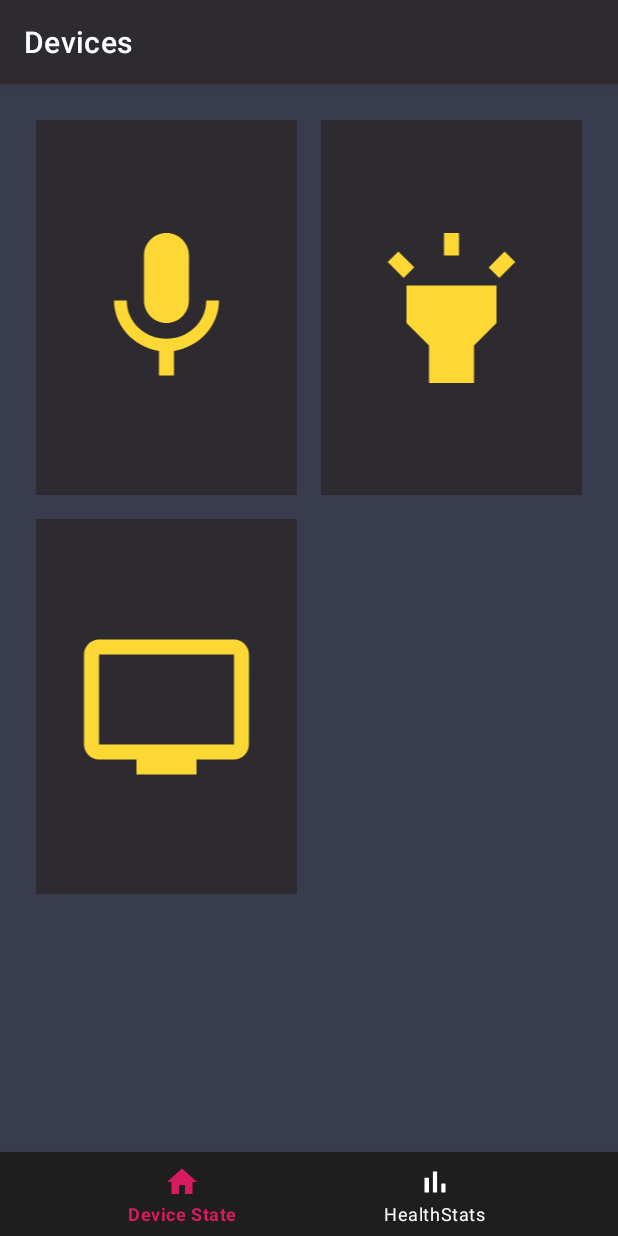
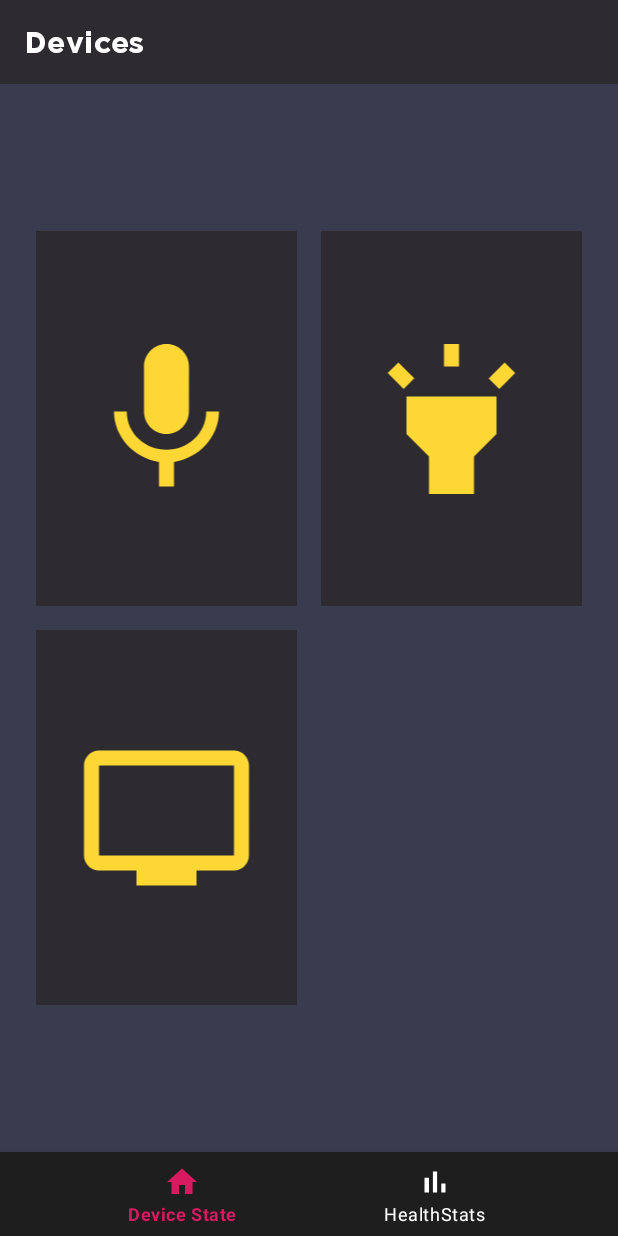
Before and after one commit to jasmeet0915/D.R.A.N.Z.E.R, an Android app: the screen it shows after launch (DranzerActivity), on a phone screen of 412 x 824 dp. Run offline under Robolectric (Android 15) with nearby library versions, the phone set to English and light mode, and no system bars; our stand-ins replace navigation-ui.

Commit message:
Adds toolbar styling for Dranzer

```diff
--- a/dranzer-app/app/src/main/java/com/developers/dranzer/ui/DranzerActivity.kt
+++ b/dranzer-app/app/src/main/java/com/developers/dranzer/ui/DranzerActivity.kt
@@ -1,15 +1,16 @@
 package com.developers.dranzer.ui
 
 import android.os.Bundle
-import android.view.View
 import androidx.appcompat.app.AppCompatActivity
+import androidx.appcompat.widget.Toolbar
 import androidx.navigation.findNavController
 import androidx.navigation.ui.AppBarConfiguration
+import androidx.navigation.ui.NavigationUI
 import androidx.navigation.ui.navigateUp
-import androidx.navigation.ui.setupActionBarWithNavController
 import androidx.navigation.ui.setupWithNavController
 import com.developers.dranzer.R
 import com.google.android.material.bottomnavigation.BottomNavigationView
+import kotlinx.android.synthetic.main.activity_dranzer.*
 
 class DranzerActivity : AppCompatActivity() {
 
@@ -29,7 +30,7 @@ class DranzerActivity : AppCompatActivity() {
 
         val navController = findNavController(R.id.nav_host_fragment)
 
-        setupActionBarWithNavController(navController, appBarConfiguration)
+        NavigationUI.setupWithNavController(toolbar as Toolbar, navController, appBarConfiguration)
         navView.setupWithNavController(navController)
     }
 
--- a/dranzer-app/app/src/main/res/layout/activity_dranzer.xml
+++ b/dranzer-app/app/src/main/res/layout/activity_dranzer.xml
@@ -6,6 +6,22 @@
     android:layout_height="match_parent"
     tools:context=".ui.DranzerActivity"
     android:background="@color/colorPrimaryLight">
+
+    <include
+        android:id="@+id/toolbar"
+        layout="@layout/toolbar_layout"/>
+
+    <fragment
+        android:id="@+id/nav_host_fragment"
+        android:name="androidx.navigation.fragment.NavHostFragment"
+        android:layout_width="match_parent"
+        android:layout_height="wrap_content"
+        app:defaultNavHost="true"
+        app:layout_constraintBottom_toTopOf="@id/nav_view"
+        app:layout_constraintLeft_toLeftOf="parent"
+        app:layout_constraintRight_toRightOf="parent"
+        app:layout_constraintTop_toBottomOf="@id/toolbar"
+        app:navGraph="@navigation/dranzer_navigation" />
 
     <com.google.android.material.bottomnavigation.BottomNavigationView
         android:id="@+id/nav_view"
@@ -22,16 +38,4 @@
         app:labelVisibilityMode="labeled"
         app:menu="@menu/bottom_nav_menu" />
 
-    <fragment
-        android:id="@+id/nav_host_fragment"
-        android:name="androidx.navigation.fragment.NavHostFragment"
-        android:layout_width="match_parent"
-        android:layout_height="match_parent"
-        app:defaultNavHost="true"
-        app:layout_constraintBottom_toTopOf="@id/nav_view"
-        app:layout_constraintLeft_toLeftOf="parent"
-        app:layout_constraintRight_toRightOf="parent"
-        app:layout_constraintTop_toTopOf="parent"
-        app:navGraph="@navigation/dranzer_navigation" />
-
 </androidx.constraintlayout.widget.ConstraintLayout>
--- /dev/null
+++ b/dranzer-app/app/src/main/res/layout/toolbar_layout.xml
@@ -0,0 +1,12 @@
+<?xml version="1.0" encoding="utf-8"?>
+<androidx.appcompat.widget.Toolbar
+    xmlns:app="http://schemas.android.com/apk/res-auto"
+    xmlns:android="http://schemas.android.com/apk/res/android"
+    android:layout_width="match_parent"
+    android:layout_height="?android:actionBarSize"
+    app:layout_constraintTop_toTopOf="parent"
+    app:layout_constraintStart_toStartOf="parent"
+    app:layout_constraintEnd_toEndOf="parent"
+    app:title="@string/app_name"
+    app:titleTextColor="@color/white"
+    android:theme="@style/Theme.Dranzer.Toolbar"/>
--- a/dranzer-app/app/src/main/res/values/themes.xml
+++ b/dranzer-app/app/src/main/res/values/themes.xml
@@ -1,6 +1,6 @@
 <resources xmlns:tools="http://schemas.android.com/tools">
     <!-- Base application theme. -->
-    <style name="Theme.Dranzer" parent="Theme.MaterialComponents.DayNight.DarkActionBar">
+    <style name="Theme.Dranzer" parent="Theme.MaterialComponents.DayNight.NoActionBar">
 
         <item name="colorPrimary">@color/colorPrimary</item>
         <item name="colorPrimaryDark">@color/colorPrimaryDark</item>
@@ -14,4 +14,11 @@
         <item name="android:statusBarColor" tools:targetApi="l">@color/colorPrimaryDark</item>
     </style>
 
+    <style name="Theme.Dranzer.Toolbar">
+        <item name="android:lineSpacingExtra">4dp</item>
+        <item name="android:textSize">20sp</item>
+        <item name="android:textStyle">bold</item>
+        <item name="android:background">@color/colorPrimary</item>
+        <item name="android:fontFamily">@font/gotham_bold</item>
+    </style>
 </resources>
```
Also changed, not shown: dranzer-app/app/src/main/res/font/gotham.ttf (added), dranzer-app/app/src/main/res/font/gotham_bold.ttf (added).
